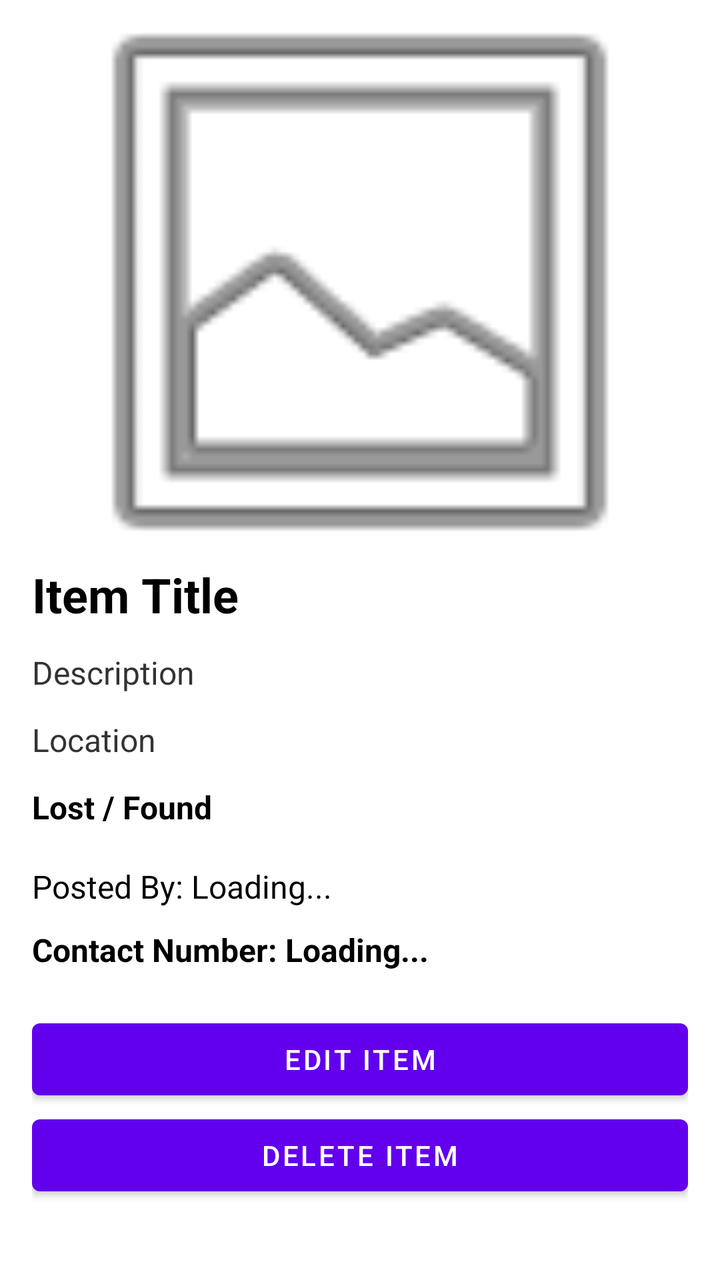
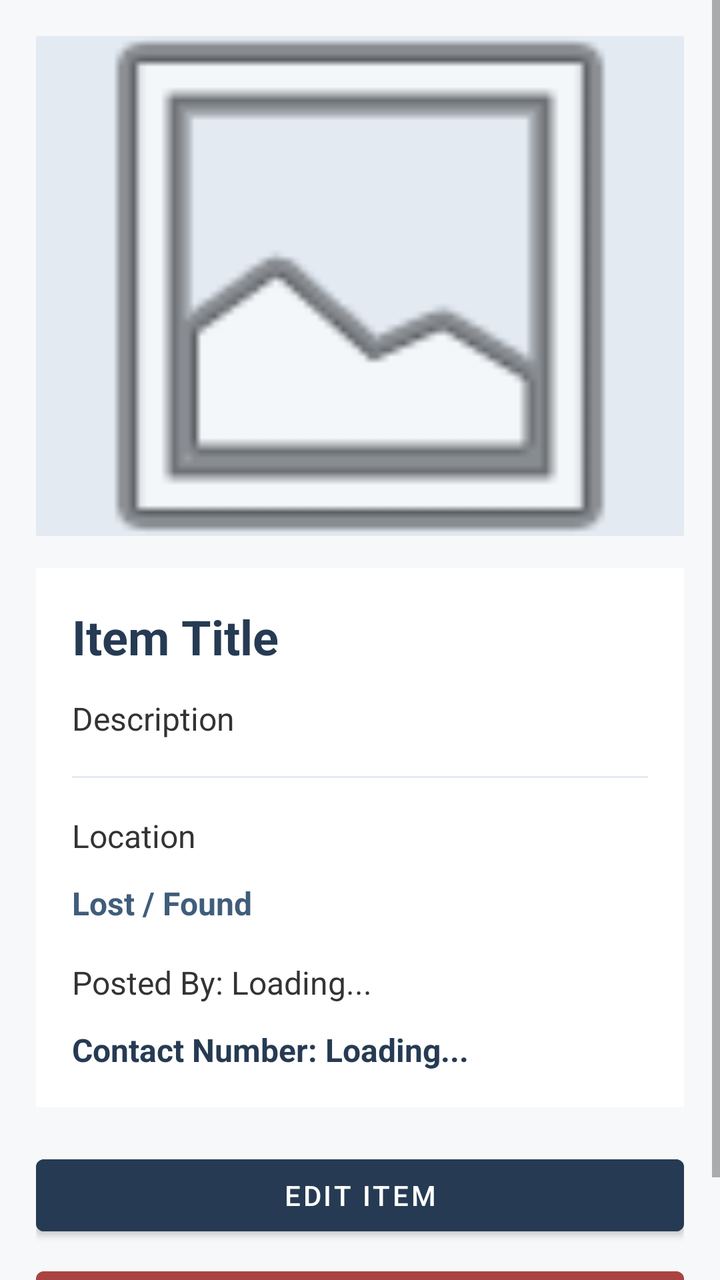

Two renders of the same Android screen: before a commit and after it. Below are the layout's source before the change and the commit's diff.
<!-- AndroidManifest.xml: application theme Theme.CampusLost -->
<!-- res/layout/activity_item_details.xml -->
<?xml version="1.0" encoding="utf-8"?>
<ScrollView
    xmlns:android="http://schemas.android.com/apk/res/android"
    android:layout_width="match_parent"
    android:layout_height="match_parent">

    <LinearLayout
        android:layout_width="match_parent"
        android:layout_height="wrap_content"
        android:orientation="vertical"
        android:padding="16dp">

        <ImageView
            android:id="@+id/ivDetailsImage"
            android:layout_width="match_parent"
            android:layout_height="250dp"
            android:scaleType="centerCrop"
            android:src="@android:drawable/ic_menu_gallery"
            android:contentDescription="Item image"/>

        <TextView
            android:id="@+id/tvDetailsTitle"
            android:layout_width="match_parent"
            android:layout_height="wrap_content"
            android:text="Item Title"
            android:textSize="24sp"
            android:textStyle="bold"
            android:textColor="#000000"
            android:layout_marginTop="15dp"/>

        <TextView
            android:id="@+id/tvDetailsDescription"
            android:layout_width="match_parent"
            android:layout_height="wrap_content"
            android:text="Description"
            android:textSize="16sp"
            android:textColor="#333333"
            android:layout_marginTop="12dp"/>

        <TextView
            android:id="@+id/tvDetailsLocation"
            android:layout_width="match_parent"
            android:layout_height="wrap_content"
            android:text="Location"
            android:textSize="16sp"
            android:textColor="#333333"
            android:layout_marginTop="12dp"/>

        <TextView
            android:id="@+id/tvDetailsType"
            android:layout_width="match_parent"
            android:layout_height="wrap_content"
            android:text="Lost / Found"
            android:textSize="16sp"
            android:textStyle="bold"
            android:textColor="#000000"
            android:layout_marginTop="12dp"/>

        <TextView
            android:id="@+id/tvDetailsPoster"
            android:layout_width="match_parent"
            android:layout_height="wrap_content"
            android:text="Posted By: Loading..."
            android:textSize="16sp"
            android:textColor="#000000"
            android:layout_marginTop="18dp"/>

        <TextView
            android:id="@+id/tvDetailsContact"
            android:layout_width="match_parent"
            android:layout_height="wrap_content"
            android:text="Contact Number: Loading..."
            android:textSize="16sp"
            android:textStyle="bold"
            android:textColor="#000000"
            android:layout_marginTop="10dp"/>

        <Button
            android:id="@+id/btnEdit"
            android:layout_width="match_parent"
            android:layout_height="wrap_content"
            android:text="Edit Item"
            android:layout_marginTop="20dp"/>

        <Button
            android:id="@+id/btnDelete"
            android:layout_width="match_parent"
            android:layout_height="wrap_content"
            android:text="Delete Item"/>

    </LinearLayout>
</ScrollView>
<!-- resources referenced by this layout -->
<resources>
  <style name="Theme.CampusLost" parent="Theme.MaterialComponents.DayNight.NoActionBar" />
</resources>

<!-- the commit's change to res/layout/activity_item_details.xml (unified diff, before → after) -->
@@ -2,91 +2,117 @@
 <ScrollView
     xmlns:android="http://schemas.android.com/apk/res/android"
     android:layout_width="match_parent"
-    android:layout_height="match_parent">
+    android:layout_height="match_parent"
+    android:background="#F7F8FA"
+    android:fillViewport="true">
 
     <LinearLayout
         android:layout_width="match_parent"
         android:layout_height="wrap_content"
         android:orientation="vertical"
-        android:padding="16dp">
+        android:padding="18dp">
 
         <ImageView
             android:id="@+id/ivDetailsImage"
             android:layout_width="match_parent"
             android:layout_height="250dp"
+            android:background="#E3EAF2"
             android:scaleType="centerCrop"
             android:src="@android:drawable/ic_menu_gallery"
-            android:contentDescription="Item image"/>
+            android:contentDescription="Item image" />
 
-        <TextView
-            android:id="@+id/tvDetailsTitle"
+        <LinearLayout
             android:layout_width="match_parent"
             android:layout_height="wrap_content"
-            android:text="Item Title"
-            android:textSize="24sp"
-            android:textStyle="bold"
-            android:textColor="#000000"
-            android:layout_marginTop="15dp"/>
+            android:orientation="vertical"
+            android:background="#FFFFFF"
+            android:padding="18dp"
+            android:layout_marginTop="16dp">
 
-        <TextView
-            android:id="@+id/tvDetailsDescription"
-            android:layout_width="match_parent"
-            android:layout_height="wrap_content"
-            android:text="Description"
-            android:textSize="16sp"
-            android:textColor="#333333"
-            android:layout_marginTop="12dp"/>
+            <TextView
+                android:id="@+id/tvDetailsTitle"
+                android:layout_width="match_parent"
+                android:layout_height="wrap_content"
+                android:text="Item Title"
+                android:textSize="24sp"
+                android:textStyle="bold"
+                android:textColor="#263B53" />
 
-        <TextView
-            android:id="@+id/tvDetailsLocation"
-            android:layout_width="match_parent"
-            android:layout_height="wrap_content"
-            android:text="Location"
-            android:textSize="16sp"
-            android:textColor="#333333"
-            android:layout_marginTop="12dp"/>
+            <TextView
+                android:id="@+id/tvDetailsDescription"
+                android:layout_width="match_parent"
+                android:layout_height="wrap_content"
+                android:text="Description"
+                android:textSize="16sp"
+                android:textColor="#333333"
+                android:lineSpacingExtra="4dp"
+                android:layout_marginTop="14dp" />
 
-        <TextView
-            android:id="@+id/tvDetailsType"
-            android:layout_width="match_parent"
-            android:layout_height="wrap_content"
-            android:text="Lost / Found"
-            android:textSize="16sp"
-            android:textStyle="bold"
-            android:textColor="#000000"
-            android:layout_marginTop="12dp"/>
+            <View
+                android:layout_width="match_parent"
+                android:layout_height="1dp"
+                android:background="#E3EAF2"
+                android:layout_marginTop="18dp"
+                android:layout_marginBottom="8dp" />
 
-        <TextView
-            android:id="@+id/tvDetailsPoster"
-            android:layout_width="match_parent"
-            android:layout_height="wrap_content"
-            android:text="Posted By: Loading..."
-            android:textSize="16sp"
-            android:textColor="#000000"
-            android:layout_marginTop="18dp"/>
+            <TextView
+                android:id="@+id/tvDetailsLocation"
+                android:layout_width="match_parent"
+                android:layout_height="wrap_content"
+                android:text="Location"
+                android:textSize="16sp"
+                android:textColor="#333333"
+                android:layout_marginTop="10dp" />
 
-        <TextView
-            android:id="@+id/tvDetailsContact"
-            android:layout_width="match_parent"
-            android:layout_height="wrap_content"
-            android:text="Contact Number: Loading..."
-            android:textSize="16sp"
-            android:textStyle="bold"
-            android:textColor="#000000"
-            android:layout_marginTop="10dp"/>
+            <TextView
+                android:id="@+id/tvDetailsType"
+                android:layout_width="match_parent"
+                android:layout_height="wrap_content"
+                android:text="Lost / Found"
+                android:textSize="16sp"
+                android:textStyle="bold"
+                android:textColor="#405D7A"
+                android:layout_marginTop="12dp" />
+
+            <TextView
+                android:id="@+id/tvDetailsPoster"
+                android:layout_width="match_parent"
+                android:layout_height="wrap_content"
+                android:text="Posted By: Loading..."
+                android:textSize="16sp"
+                android:textColor="#333333"
+                android:layout_marginTop="18dp" />
+
+            <TextView
+                android:id="@+id/tvDetailsContact"
+                android:layout_width="match_parent"
+                android:layout_height="wrap_content"
+                android:text="Contact Number: Loading..."
+                android:textSize="16sp"
+                android:textStyle="bold"
+                android:textColor="#263B53"
+                android:layout_marginTop="12dp" />
+
+        </LinearLayout>
 
         <Button
             android:id="@+id/btnEdit"
             android:layout_width="match_parent"
             android:layout_height="wrap_content"
             android:text="Edit Item"
-            android:layout_marginTop="20dp"/>
+            android:textColor="#FFFFFF"
+            android:backgroundTint="#263B53"
+            android:layout_marginTop="20dp" />
 
         <Button
             android:id="@+id/btnDelete"
             android:layout_width="match_parent"
             android:layout_height="wrap_content"
-            android:text="Delete Item"/>
+            android:text="Delete Item"
+            android:textColor="#FFFFFF"
+            android:backgroundTint="#A94442"
+            android:layout_marginTop="8dp" />
 
     </LinearLayout>
+
 </ScrollView>
